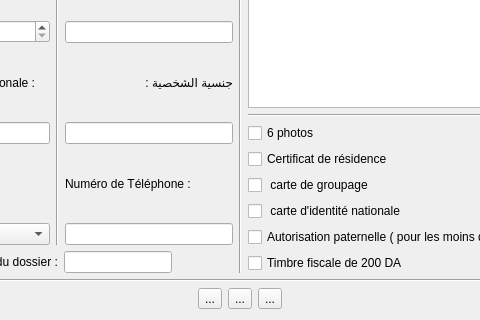
AmineHouari98/auto_Ecole, file Auto_Ecole/candidat/profilcandidat.ui: the form before one commit; both pictures show x 129 to 609 and y 292 to 612 of the 738 by 612 pixel window.
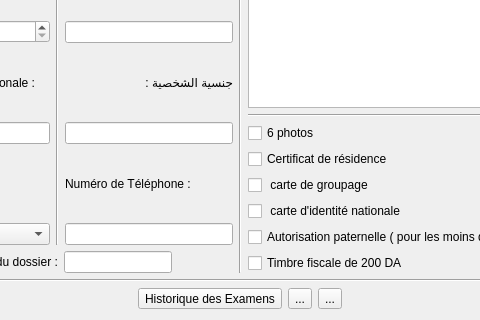
The form after the commit. Icons and pictures are not drawn.

```diff
--- a/Auto_Ecole/candidat/profilcandidat.ui
+++ b/Auto_Ecole/candidat/profilcandidat.ui
@@ -422,7 +422,11 @@
          <item>
           <widget class="QToolButton" name="toolButton">
            <property name="text">
-            <string>...</string>
+            <string>Historique des Examens</string>
+           </property>
+           <property name="icon">
+            <iconset resource="../ressources.qrc">
+             <normaloff>:/Assets/Images/icons/exams.ico</normaloff>:/Assets/Images/icons/exams.ico</iconset>
            </property>
           </widget>
          </item>
```
Left out of the diff: 4 changed lines with no effect on the pictures.
